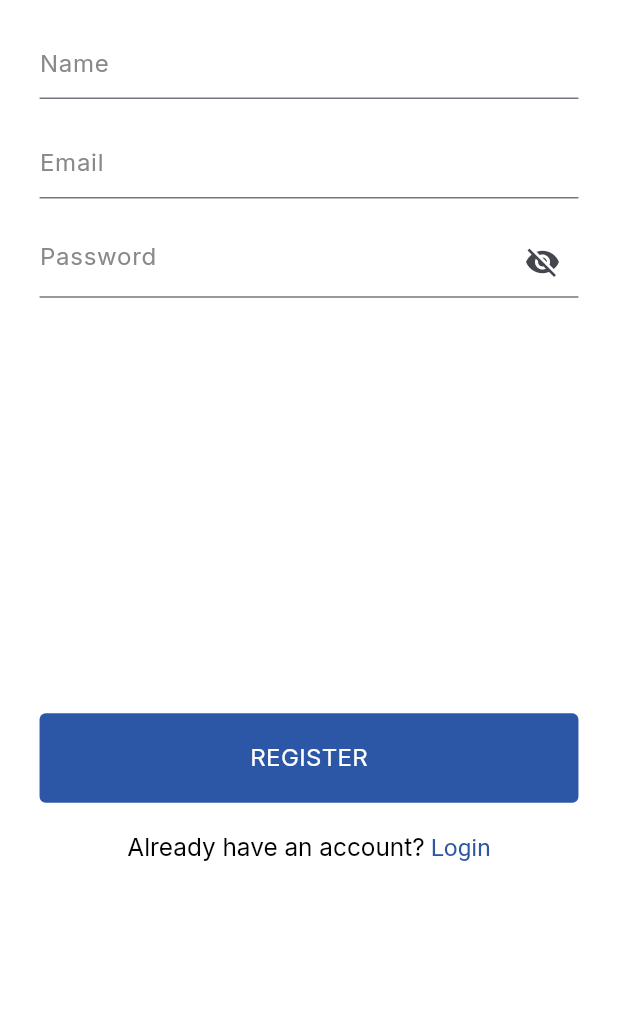
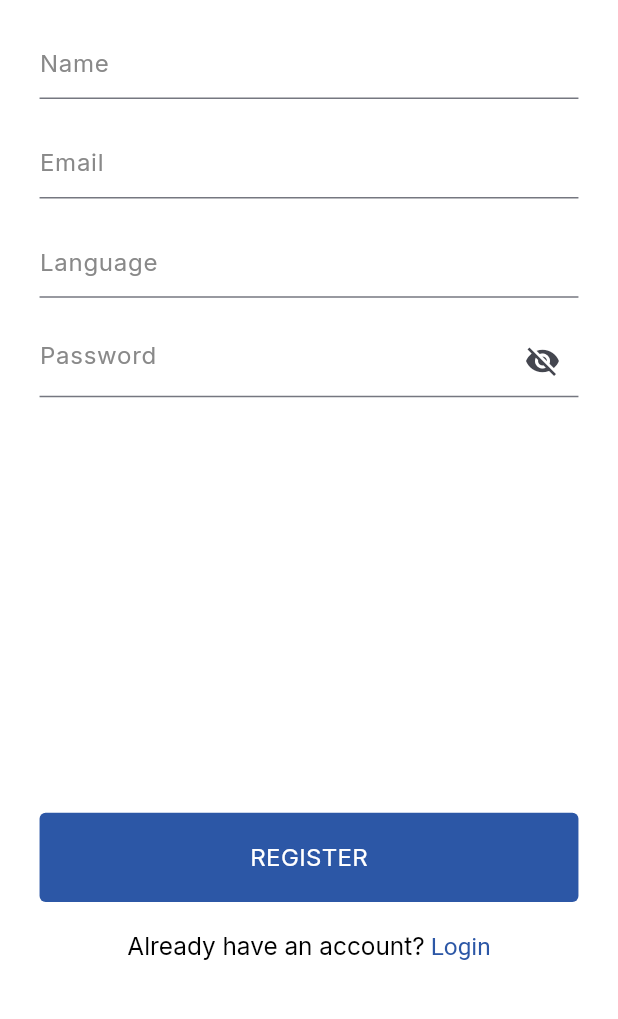
Before and after one commit to goldenal/gchat, a Flutter app: the SignUp screen opened directly, on a phone screen of 412 x 824 dp, the part 217-1236 px from its top. Run offline on Flutter 3.47's test engine with Material 3 defaults, Android fonts, the phone set to English and light mode, and no system bars; our stand-ins replace audioplayers, cloud_firestore, connectivity_plus, firebase_auth, firebase_core, firebase_database and 7 more; accounts and stored records are empty; network calls fail.

Commit message:
added Firebase Vertex AI integration for language translation and updated user model to include language support

```diff
--- a/lib/models/chat/chatData.dart
+++ b/lib/models/chat/chatData.dart
@@ -2,10 +2,7 @@
 //
 //     final chatData = chatDataFromJson(jsonString);
 
-
-
 import 'dart:convert';
-
 
 //this is the chat data model
 ChatData chatDataFromJson(String str) => ChatData.fromJson(json.decode(str));
@@ -20,11 +17,16 @@ class ChatData {
   });
 
   factory ChatData.fromJson(Map<String, dynamic> json) => ChatData(
-        chatModel: json["ChatModel"] == null ? [] : List<ChatModel>.from(json["ChatModel"]!.map((x) => ChatModel.fromJson(x))),
+        chatModel: json["ChatModel"] == null
+            ? []
+            : List<ChatModel>.from(
+                json["ChatModel"]!.map((x) => ChatModel.fromJson(x))),
       );
 
   Map<String, dynamic> toJson() => {
-        "ChatModel": chatModel == null ? [] : List<dynamic>.from(chatModel!.map((x) => x.toJson())),
+        "ChatModel": chatModel == null
+            ? []
+            : List<dynamic>.from(chatModel!.map((x) => x.toJson())),
       };
 }
 
@@ -32,22 +34,21 @@ class ChatModel {
   String? message;
   String? chatId;
   String? senderId;
+  String? language;
 
-    ChatModel({
-        this.message,
-        this.chatId,
-        this.senderId,
-    });
+  ChatModel({this.message, this.chatId, this.senderId, this.language});
 
   factory ChatModel.fromJson(Map<String, dynamic> json) => ChatModel(
         message: json["message"],
         chatId: json["chatId"],
         senderId: json["senderId"],
+        language: json["language"],
       );
 
   Map<String, dynamic> toJson() => {
         "message": message,
         "chatId": chatId,
         "senderId": senderId,
+        "language": language,
       };
 }
--- a/lib/models/chat/users.dart
+++ b/lib/models/chat/users.dart
@@ -16,30 +16,34 @@ class Userdata {
   });
 
   factory Userdata.fromJson(Map<String, dynamic> json) => Userdata(
-        myUser: json["MyUser"] == null ? [] : List<MyUser>.from(json["MyUser"]!.map((x) => MyUser.fromJson(x))),
+        myUser: json["MyUser"] == null
+            ? []
+            : List<MyUser>.from(json["MyUser"]!.map((x) => MyUser.fromJson(x))),
       );
 
   Map<String, dynamic> toJson() => {
-        "MyUser": myUser == null ? [] : List<dynamic>.from(myUser!.map((x) => x.toJson())),
+        "MyUser": myUser == null
+            ? []
+            : List<dynamic>.from(myUser!.map((x) => x.toJson())),
       };
 }
 
 class MyUser {
   String? name;
   String? id;
+  String? language;
 
-    MyUser({
-        this.name,
-        this.id,
-    });
+  MyUser({this.name, this.id, this.language});
 
   factory MyUser.fromJson(Map<String, dynamic> json) => MyUser(
         name: json["name"],
         id: json["id"],
+        language: json["language"],
       );
 
   Map<String, dynamic> toJson() => {
         "name": name,
         "id": id,
+        "language": language,
       };
 }
--- a/lib/repository/auth_impl.dart
+++ b/lib/repository/auth_impl.dart
@@ -22,7 +22,7 @@ class AuthImpl implements AuthRepository {
 //register function interacting with firebase auth
   @override
   Future<bool> register(
-      String name, String password, String email, context) async {
+      String name, String password, String email, context,String lang) async {
     final FirebaseAuth _auth = FirebaseAuth.instance;
     final FirebaseFirestore _firestore = FirebaseFirestore.instance;
     try {
@@ -37,6 +37,7 @@ class AuthImpl implements AuthRepository {
       await ref.set({
         "name": name,
         "id": id,
+        "language": lang
       });
 
       return true;
--- a/lib/repository/auth_repository.dart
+++ b/lib/repository/auth_repository.dart
@@ -1,4 +1,4 @@
 abstract class AuthRepository {
-  Future<bool> register(String name, String password, String email,context);
+  Future<bool> register(String name, String password, String email,context,String lang);
   Future<bool> login( String password, String email,context);
 }
--- a/lib/viewmodels/auth_view_model.dart
+++ b/lib/viewmodels/auth_view_model.dart
@@ -16,12 +16,12 @@ class AuthViewModel extends ChangeNotifier {
   }
 
 
-  register(name, password, email, context) async {
+  register(name, password, email, context,lang) async {
     isLoading = true;
     notifyListeners();
     try {
       log("F");
-      bool res = await auth.register(name, password, email, context);
+      bool res = await auth.register(name, password, email, context,lang);
       isLoading = false;
       notifyListeners();
       if (res) {
--- a/lib/viewmodels/chat_view_model.dart
+++ b/lib/viewmodels/chat_view_model.dart
@@ -10,6 +10,8 @@ import 'package:flutter/material.dart';
 import 'package:gchat/models/chat/chatData.dart';
 import 'package:gchat/models/chat/users.dart';
 import 'package:gchat/repository/chat_impl.dart';
+import 'package:gchat/service/gemini.dart';
+import 'package:get/get.dart';
 import 'package:localstorage/localstorage.dart';
 
 class ChatViewModel extends ChangeNotifier {
@@ -22,7 +24,7 @@ class ChatViewModel extends ChangeNotifier {
   bool hasInternet = true;
   bool loadingKey = false;
   bool localSender = false;
-
+  final gemCtrl = Get.put(GemController());
 //returns currently logged in user id
   String? getSenderID() {
     return _auth.currentUser?.uid;
@@ -122,6 +124,7 @@ class ChatViewModel extends ChangeNotifier {
 // this function is used for sending messages
   Future<bool> sendMesssage(String message, String senderID, String chatID,
       ScrollController ctrl) async {
+    gemCtrl.translate(message, "yoruba");
     localSender = true;
     bool res = await cht.sendMessage(
         ChatModel(chatId: chatID, message: message, senderId: senderID));
--- a/lib/views/auth/login.dart
+++ b/lib/views/auth/login.dart
@@ -167,6 +167,11 @@ class Login extends StatelessWidget {
                         ),
                       ),
                     ),
+                    Text(" V2",
+                        style: GoogleFonts.roboto(
+                            fontSize: 10.sp,
+                            fontWeight: FontWeight.w400,
+                            color: Colors.grey))
                   ],
                 ),
               ),
--- a/lib/views/auth/register.dart
+++ b/lib/views/auth/register.dart
@@ -10,7 +10,7 @@ import 'package:provider/provider.dart';
 class SignUp extends StatelessWidget {
   SignUp({super.key});
   final GlobalKey<FormState> _formKey = GlobalKey<FormState>();
-  String? email, password, name;
+  String? email, password, name, lang;
 
   @override
   Widget build(BuildContext context) {
@@ -105,6 +105,28 @@ class SignUp extends StatelessWidget {
                     SizedBox(
                       width: 375.rw,
                       child: TextFormField(
+                        onChanged: (val) {
+                          lang = val;
+                        },
+                        validator: (v) {
+                          if (v!.isEmpty) {
+                            return "Field is required";
+                          }
+                          return null;
+                        },
+                        decoration: InputDecoration(
+                            hintText: "Language",
+                            hintStyle: myStyle.copyWith(
+                                fontWeight: FontWeight.w400,
+                                color: Color(0xff898989))),
+                      ),
+                    ),
+                    SizedBox(
+                      height: 18.h,
+                    ),
+                    SizedBox(
+                      width: 375.rw,
+                      child: TextFormField(
                         obscureText: context.watch<AuthViewModel>().isVisible,
                         onChanged: (val) {
                           password = val;
@@ -139,7 +161,7 @@ class SignUp extends StatelessWidget {
                         if (_formKey.currentState!.validate()) {
                           context
                               .read<AuthViewModel>()
-                              .register(name, password, email, context);
+                              .register(name, password, email, context, lang);
                         }
                       },
                       child: Container(
--- a/lib/views/bottombar.dart
+++ b/lib/views/bottombar.dart
@@ -12,7 +12,8 @@ class BottomBar extends StatelessWidget {
     return SizedBox(
       height: 812.rh,
       width: 374.rw,
-      child: Scaffold(
+      child:
+       Scaffold(
         bottomNavigationBar: BottomNavigationBar(
             elevation: 0,
             onTap: (val) {
--- a/pubspec.yaml
+++ b/pubspec.yaml
@@ -46,6 +46,8 @@ dependencies:
   flutter_dotenv: ^5.1.0
   connectivity_plus: ^5.0.2
   audioplayers: ^6.1.0
+  firebase_vertexai: ^1.1.1
+  get: ^4.6.6
 
 dev_dependencies:
   flutter_test:
```
Also changed, not shown: lib/repository/chat_impl.dart (+6 -3 lines), lib/service/gemini.dart (added, +34 -0 lines), lib/views/navBar/chat/chatlist.dart (+16 -4 lines), lib/views/navBar/chat/chatscreen.dart (+37 -9 lines), lib/firebase_options.dart, pubspec.lock, 2 other files. Lines whose indentation alone changed are shown as unchanged.
